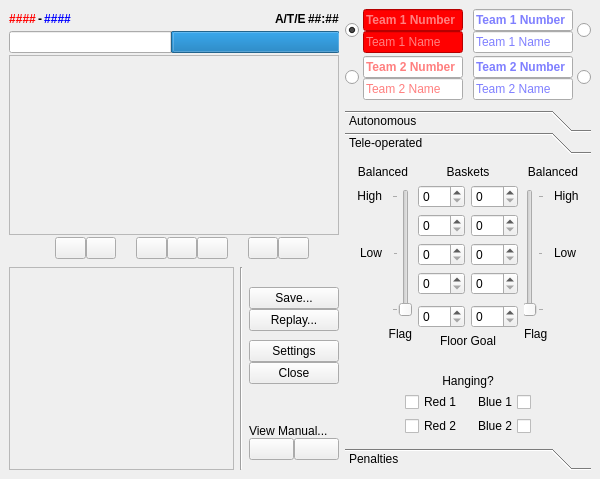
The window that blockparty.ui (OlyCow/capablanca) describes before a commit, drawn with Qt 5.
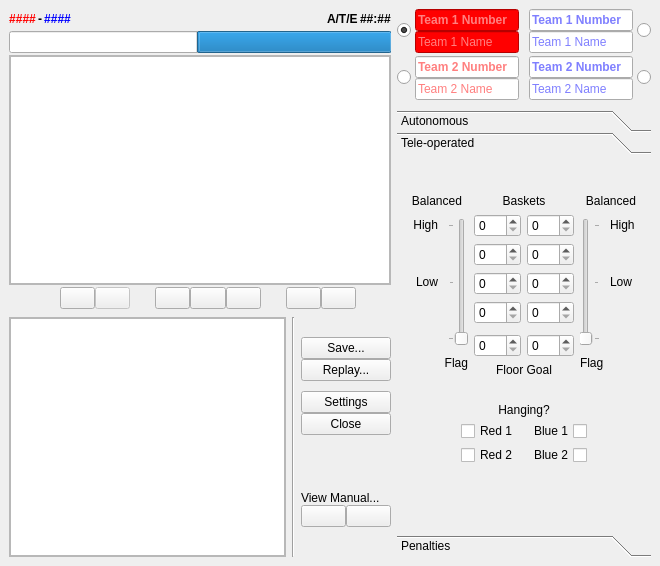
The same window after the commit. The open tabs and pages were chosen to show the change. Icons and pictures are not drawn.

Commit message:
much icon. wow.
(icons are ignored now)

What changed in the file:
```diff
--- a/blockparty.ui
+++ b/blockparty.ui
@@ -6,8 +6,8 @@
    <rect>
     <x>0</x>
     <y>0</y>
-    <width>600</width>
-    <height>475</height>
+    <width>660</width>
+    <height>566</height>
    </rect>
   </property>
   <property name="windowTitle">
@@ -146,8 +146,8 @@
         </property>
         <property name="minimumSize">
          <size>
-          <width>320</width>
-          <height>180</height>
+          <width>380</width>
+          <height>220</height>
          </size>
         </property>
         <property name="autoFillBackground">
@@ -159,6 +159,23 @@
         <property name="frameShadow">
          <enum>QFrame::Raised</enum>
         </property>
+        <layout class="QGridLayout" name="gridLayout_graphics_main">
+         <property name="leftMargin">
+          <number>0</number>
+         </property>
+         <property name="topMargin">
+          <number>0</number>
+         </property>
+         <property name="rightMargin">
+          <number>0</number>
+         </property>
+         <property name="bottomMargin">
+          <number>0</number>
+         </property>
+         <item row="0" column="0">
+          <widget class="QGraphicsView" name="graphicsView_main"/>
+         </item>
+        </layout>
        </widget>
       </item>
       <item>
@@ -218,10 +235,23 @@
           <property name="text">
            <string/>
           </property>
+          <property name="icon">
+           <iconset resource="resources.qrc">
+            <normaloff>:/icons/icons/appbar.edit.png</normaloff>:/icons/icons/appbar.edit.png</iconset>
+          </property>
+          <property name="iconSize">
+           <size>
+            <width>24</width>
+            <height>24</height>
+           </size>
+          </property>
          </widget>
         </item>
         <item>
          <widget class="QPushButton" name="pushButton_clear_record">
+          <property name="enabled">
+           <bool>false</bool>
+          </property>
           <property name="sizePolicy">
            <sizepolicy hsizetype="Fixed" vsizetype="Fixed">
             <horstretch>0</horstretch>
@@ -237,6 +267,16 @@
           <property name="text">
            <string/>
           </property>
+          <property name="icon">
+           <iconset resource="resources.qrc">
+            <normaloff>:/icons/icons/appbar.delete.png</normaloff>:/icons/icons/appbar.delete.png</iconset>
+          </property>
+          <property name="iconSize">
+           <size>
+            <width>24</width>
+            <height>24</height>
+           </size>
+          </property>
          </widget>
         </item>
         <item>
@@ -272,6 +312,16 @@
           <property name="text">
            <string/>
           </property>
+          <property name="icon">
+           <iconset resource="resources.qrc">
+            <normaloff>:/icons/icons/appbar.control.rewind.png</normaloff>:/icons/icons/appbar.control.rewind.png</iconset>
+          </property>
+          <property name="iconSize">
+           <size>
+            <width>24</width>
+            <height>24</height>
+           </size>
+          </property>
          </widget>
         </item>
         <item>
@@ -291,6 +341,16 @@
           <property name="text">
            <string/>
           </property>
+          <property name="icon">
+           <iconset resource="resources.qrc">
+            <normaloff>:/icons/icons/appbar.control.play.png</normaloff>:/icons/icons/appbar.control.play.png</iconset>
+          </property>
+          <property name="iconSize">
+           <size>
+            <width>24</width>
+            <height>24</height>
+           </size>
+          </property>
          </widget>
         </item>
         <item>
@@ -310,6 +370,16 @@
           <property name="text">
            <string/>
           </property>
+          <property name="icon">
+           <iconset resource="resources.qrc">
+            <normaloff>:/icons/icons/appbar.control.fastforward.png</normaloff>:/icons/icons/appbar.control.fastforward.png</iconset>
+          </property>
+          <property name="iconSize">
+           <size>
+            <width>24</width>
+            <height>24</height>
+           </size>
+          </property>
          </widget>
         </item>
         <item>
@@ -345,6 +415,16 @@
           <property name="text">
            <string/>
           </property>
+          <property name="icon">
+           <iconset resource="resources.qrc">
+            <normaloff>:/icons/icons/appbar.undo.png</normaloff>:/icons/icons/appbar.undo.png</iconset>
+          </property>
+          <property name="iconSize">
+           <size>
+            <width>24</width>
+            <height>24</height>
+           </size>
+          </property>
          </widget>
         </item>
         <item>
@@ -364,6 +444,16 @@
           <property name="text">
            <string/>
           </property>
+          <property name="icon">
+           <iconset resource="resources.qrc">
+            <normaloff>:/icons/icons/appbar.redo.png</normaloff>:/icons/icons/appbar.redo.png</iconset>
+          </property>
+          <property name="iconSize">
+           <size>
+            <width>24</width>
+            <height>24</height>
+           </size>
+          </property>
          </widget>
         </item>
         <item>
@@ -405,11 +495,17 @@
         <item>
          <widget class="QFrame" name="frame_match_info">
           <property name="sizePolicy">
-           <sizepolicy hsizetype="Expanding" vsizetype="Preferred">
+           <sizepolicy hsizetype="Expanding" vsizetype="MinimumExpanding">
             <horstretch>0</horstretch>
             <verstretch>0</verstretch>
            </sizepolicy>
           </property>
+          <property name="minimumSize">
+           <size>
+            <width>0</width>
+            <height>240</height>
+           </size>
+          </property>
           <property name="autoFillBackground">
            <bool>true</bool>
           </property>
@@ -419,6 +515,23 @@
           <property name="frameShadow">
            <enum>QFrame::Raised</enum>
           </property>
+          <layout class="QGridLayout" name="gridLayout_graphics_predict">
+           <property name="leftMargin">
+            <number>0</number>
+           </property>
+           <property name="topMargin">
+            <number>0</number>
+           </property>
+           <property name="rightMargin">
+            <number>0</number>
+           </property>
+           <property name="bottomMargin">
+            <number>0</number>
+           </property>
+           <item row="0" column="0">
+            <widget class="QGraphicsView" name="graphicsView_predict"/>
+           </item>
+          </layout>
          </widget>
         </item>
         <item>
@@ -595,6 +708,16 @@
               <property name="text">
                <string/>
               </property>
+              <property name="icon">
+               <iconset resource="resources.qrc">
+                <normaloff>:/icons/icons/appbar.page.single.png</normaloff>:/icons/icons/appbar.page.single.png</iconset>
+              </property>
+              <property name="iconSize">
+               <size>
+                <width>24</width>
+                <height>24</height>
+               </size>
+              </property>
              </widget>
             </item>
             <item>
@@ -614,6 +737,16 @@
               <property name="text">
                <string/>
               </property>
+              <property name="icon">
+               <iconset resource="resources.qrc">
+                <normaloff>:/icons/icons/appbar.page.multiple.png</normaloff>:/icons/icons/appbar.page.multiple.png</iconset>
+              </property>
+              <property name="iconSize">
+               <size>
+                <width>24</width>
+                <height>24</height>
+               </size>
+              </property>
              </widget>
             </item>
            </layout>
@@ -629,7 +762,7 @@
             <property name="sizeHint" stdset="0">
              <size>
               <width>20</width>
-              <height>10</height>
+              <height>30</height>
              </size>
             </property>
            </spacer>
@@ -1844,8 +1977,8 @@
           <rect>
            <x>0</x>
            <y>0</y>
-           <width>242</width>
-           <height>275</height>
+           <width>252</width>
+           <height>388</height>
           </rect>
          </property>
          <attribute name="label">
```
Left out of the diff: 10 changed lines with no effect on the pictures. The commit also changes 9 other files.
